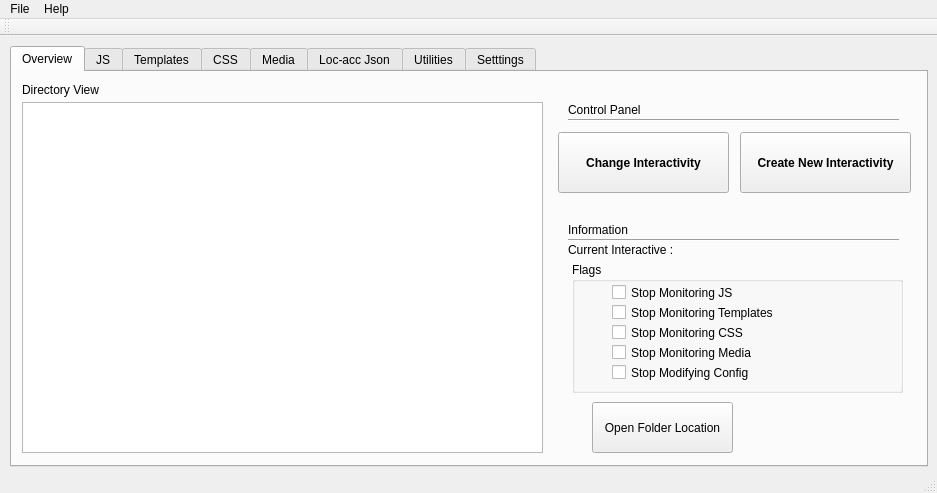
First picture: the form in mainwindow.ui, repository vihangpatel/WatchDog2, before the edit.
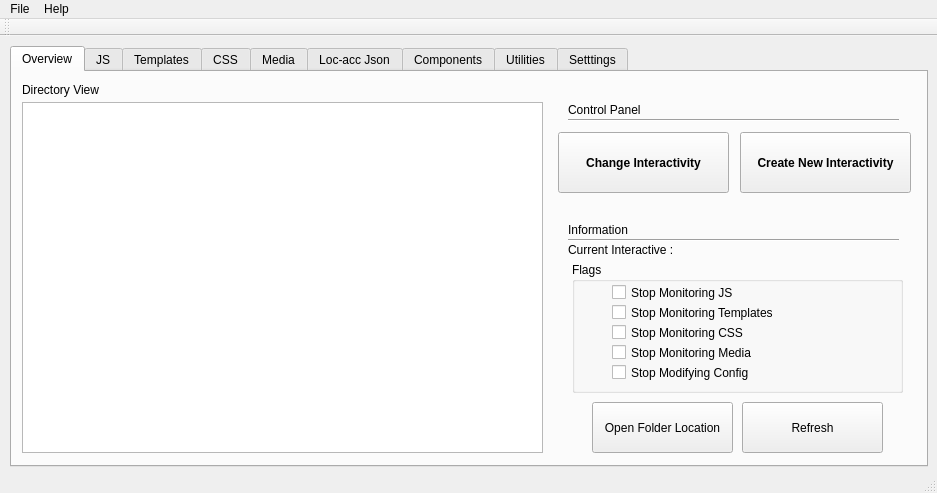
Second picture: the form after the edit. Icons and pictures are not drawn.

Commit message: Remove Component table in new interactivity form

The edit to the form file:
```diff
--- a/mainwindow.ui
+++ b/mainwindow.ui
@@ -331,6 +331,19 @@
        </property>
       </widget>
      </widget>
+     <widget class="QPushButton" name="refreshBtn">
+      <property name="geometry">
+       <rect>
+        <x>730</x>
+        <y>330</y>
+        <width>141</width>
+        <height>51</height>
+       </rect>
+      </property>
+      <property name="text">
+       <string>Refresh</string>
+      </property>
+     </widget>
     </widget>
     <widget class="QWidget" name="tab_2">
      <attribute name="icon">
@@ -2382,6 +2395,11 @@
       </property>
      </widget>
     </widget>
+    <widget class="QWidget" name="tab_12">
+     <attribute name="title">
+      <string>Components</string>
+     </attribute>
+    </widget>
     <widget class="QWidget" name="tab_10">
      <attribute name="icon">
       <iconset resource="resources.qrc">
```
Left out of the diff: 64 changed lines with no effect on the pictures. The commit also changes 6 other files.
